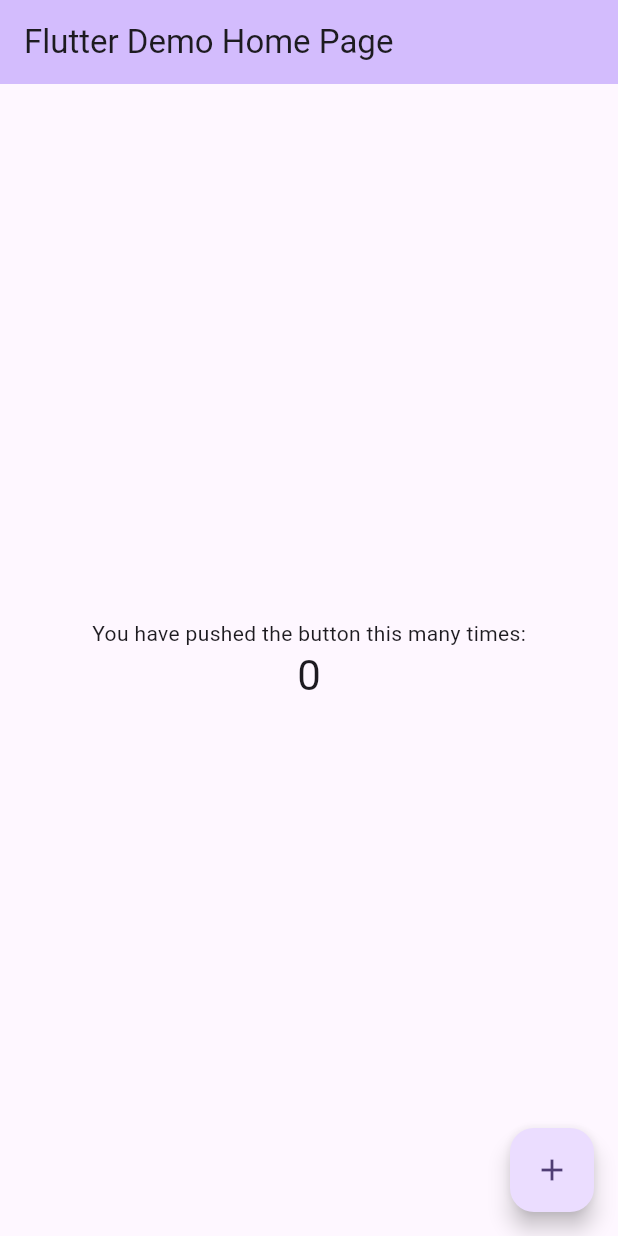
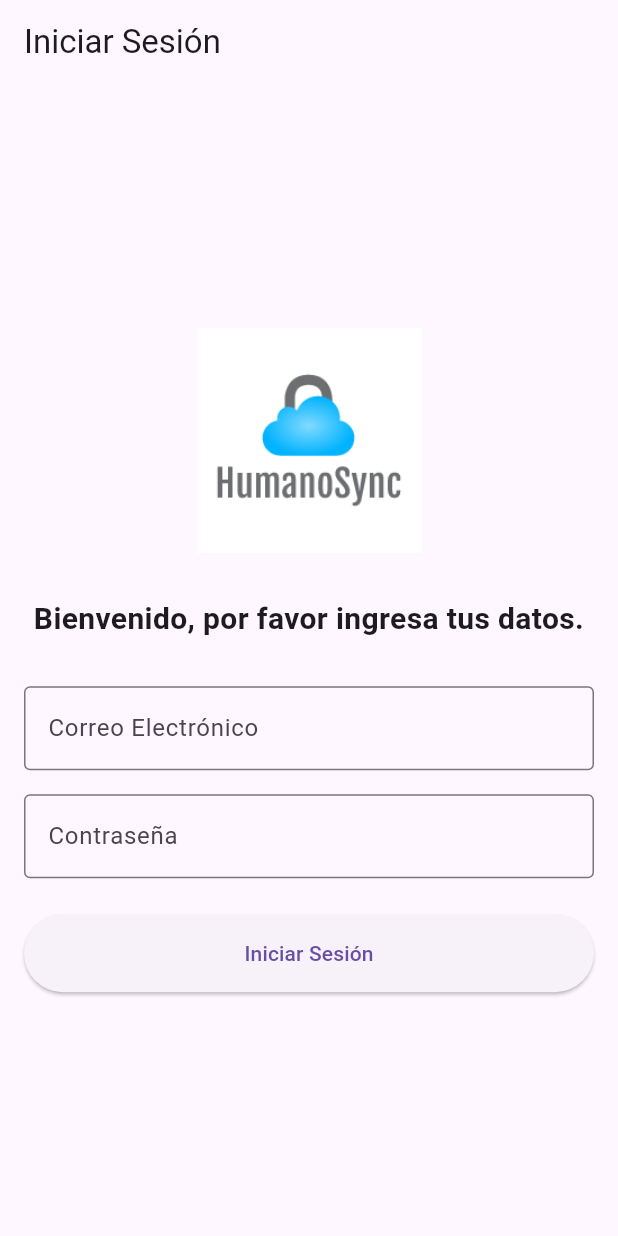
Before and after one commit to PolVega/HumanoSync, a Flutter app: the screen it shows after launch, on a phone screen of 412 x 824 dp. Run offline on Flutter 3.47's test engine with Material 3 defaults, Android fonts, the phone set to English and light mode, and no system bars.

Commit message:
Creacion de Vistas y Navegacion

```diff
--- /dev/null
+++ b/lib/login_screen.dart
@@ -0,0 +1,112 @@
+import 'package:flutter/material.dart';
+
+import 'home_screen.dart';
+
+class LoginScreen extends StatefulWidget {
+  const LoginScreen({super.key});
+
+  @override
+  _LoginScreenState createState() => _LoginScreenState();
+}
+
+class _LoginScreenState extends State<LoginScreen> {
+  final _formKey = GlobalKey<FormState>();
+  final TextEditingController _emailController = TextEditingController();
+  final TextEditingController _passwordController = TextEditingController();
+
+  @override
+  void dispose() {
+    _emailController.dispose();
+    _passwordController.dispose();
+    super.dispose();
+  }
+
+  void _login() {
+    if (_formKey.currentState?.validate() ?? false) {
+      // Si el formulario es válido, proceder con la navegación a HomeScreen
+      final email = _emailController.text;
+      final password = _passwordController.text;
+
+      // Aquí iría la lógica de autenticación, por ahora simulamos que es correcto
+      Navigator.pushReplacement(
+        context,
+        MaterialPageRoute(builder: (context) => const HomeScreen()),
+      );
+    }
+  }
+
+  @override
+  Widget build(BuildContext context) {
+    return Scaffold(
+      appBar: AppBar(
+        title: const Text('Iniciar Sesión'),
+      ),
+      body: Padding(
+        padding: const EdgeInsets.all(16.0),
+        child: Form(
+          key: _formKey,
+          child: Column(
+            mainAxisAlignment: MainAxisAlignment.center,
+            children: <Widget>[
+              // Aquí agregamos la imagen
+              Center(
+                child: Image.asset(
+                  'assets/logohs.png',
+                  width: 150,  // Puedes ajustar el tamaño de la imagen
+                  height: 150, // Puedes ajustar el tamaño de la imagen
+                ),
+              ),
+              const SizedBox(height: 30),
+              const Text(
+                'Bienvenido, por favor ingresa tus datos.',
+                style: TextStyle(fontSize: 20, fontWeight: FontWeight.bold),
+                textAlign: TextAlign.center,
+              ),
+              const SizedBox(height: 30),
+              TextFormField(
+                controller: _emailController,
+                decoration: const InputDecoration(
+                  labelText: 'Correo Electrónico',
+                  border: OutlineInputBorder(),
+                ),
+                validator: (value) {
+                  if (value == null || value.isEmpty) {
+                    return 'Por favor ingrese su correo';
+                  }
+                  if (!RegExp(r"^[a-zA-Z0-9._%+-]+@[a-zA-Z0-9.-]+\.[a-zA-Z]{2,}$").hasMatch(value)) {
+                    return 'Por favor ingrese un correo válido';
+                  }
+                  return null;
+                },
+              ),
+              const SizedBox(height: 16),
+              TextFormField(
+                controller: _passwordController,
+                obscureText: true,
+                decoration: const InputDecoration(
+                  labelText: 'Contraseña',
+                  border: OutlineInputBorder(),
+                ),
+                validator: (value) {
+                  if (value == null || value.isEmpty) {
+                    return 'Por favor ingrese su contraseña';
+                  }
+                  return null;
+                },
+              ),
+              const SizedBox(height: 24),
+              ElevatedButton(
+                onPressed: _login,
+                child: const Text('Iniciar Sesión'),
+                style: ElevatedButton.styleFrom(
+                  padding: const EdgeInsets.symmetric(vertical: 16),
+                  minimumSize: const Size(double.infinity, 50),
+                ),
+              ),
+            ],
+          ),
+        ),
+      ),
+    );
+  }
+}
--- a/lib/main.dart
+++ b/lib/main.dart
@@ -1,4 +1,7 @@
 import 'package:flutter/material.dart';
+import 'login_screen.dart'; // Asegúrate de importar la vista de Login
+import 'home_screen.dart'; // Importa la vista de Home (si es necesario)
+import 'configuracion_screen.dart'; // Importa la vista de Configuración si es necesario
 
 void main() {
   runApp(const MyApp());
@@ -7,119 +10,16 @@
 class MyApp extends StatelessWidget {
   const MyApp({super.key});
 
-  // This widget is the root of your application.
   @override
   Widget build(BuildContext context) {
     return MaterialApp(
-      title: 'Flutter Demo',
+      title: 'Flutter App',
       theme: ThemeData(
-        // This is the theme of your application.
-        //
-        // TRY THIS: Try running your application with "flutter run". You'll see
-        // the application has a purple toolbar. Then, without quitting the app,
-        // try changing the seedColor in the colorScheme below to Colors.green
-        // and then invoke "hot reload" (save your changes or press the "hot
-        // reload" button in a Flutter-supported IDE, or press "r" if you used
-        // the command line to start the app).
-        //
-        // Notice that the counter didn't reset back to zero; the application
-        // state is not lost during the reload. To reset the state, use hot
-        // restart instead.
-        //
-        // This works for code too, not just values: Most code changes can be
-        // tested with just a hot reload.
-        colorScheme: ColorScheme.fromSeed(seedColor: Colors.deepPurple),
-        useMaterial3: true,
+        primarySwatch: Colors.blue,
+        visualDensity: VisualDensity.adaptivePlatformDensity,
       ),
-      home: const MyHomePage(title: 'Flutter Demo Home Page'),
+      // Aquí es donde configuramos la pantalla inicial como LoginScreen
+      home: const LoginScreen(), // Asegúrate de que esta sea la pantalla inicial
     );
   }
 }
-
-class MyHomePage extends StatefulWidget {
-  const MyHomePage({super.key, required this.title});
-
-  // This widget is the home page of your application. It is stateful, meaning
-  // that it has a State object (defined below) that contains fields that affect
-  // how it looks.
-
-  // This class is the configuration for the state. It holds the values (in this
-  // case the title) provided by the parent (in this case the App widget) and
-  // used by the build method of the State. Fields in a Widget subclass are
-  // always marked "final".
-
-  final String title;
-
-  @override
-  State<MyHomePage> createState() => _MyHomePageState();
-}
-
-class _MyHomePageState extends State<MyHomePage> {
-  int _counter = 0;
-
-  void _incrementCounter() {
-    setState(() {
-      // This call to setState tells the Flutter framework that something has
-      // changed in this State, which causes it to rerun the build method below
-      // so that the display can reflect the updated values. If we changed
-      // _counter without calling setState(), then the build method would not be
-      // called again, and so nothing would appear to happen.
-      _counter++;
-    });
-  }
-
-  @override
-  Widget build(BuildContext context) {
-    // This method is rerun every time setState is called, for instance as done
-    // by the _incrementCounter method above.
-    //
-    // The Flutter framework has been optimized to make rerunning build methods
-    // fast, so that you can just rebuild anything that needs updating rather
-    // than having to individually change instances of widgets.
-    return Scaffold(
-      appBar: AppBar(
-        // TRY THIS: Try changing the color here to a specific color (to
-        // Colors.amber, perhaps?) and trigger a hot reload to see the AppBar
-        // change color while the other colors stay the same.
-        backgroundColor: Theme.of(context).colorScheme.inversePrimary,
-        // Here we take the value from the MyHomePage object that was created by
-        // the App.build method, and use it to set our appbar title.
-        title: Text(widget.title),
-      ),
-      body: Center(
-        // Center is a layout widget. It takes a single child and positions it
-        // in the middle of the parent.
-        child: Column(
-          // Column is also a layout widget. It takes a list of children and
-          // arranges them vertically. By default, it sizes itself to fit its
-          // children horizontally, and tries to be as tall as its parent.
-          //
-          // Column has various properties to control how it sizes itself and
-          // how it positions its children. Here we use mainAxisAlignment to
-          // center the children vertically; the main axis here is the vertical
-          // axis because Columns are vertical (the cross axis would be
-          // horizontal).
-          //
-          // TRY THIS: Invoke "debug painting" (choose the "Toggle Debug Paint"
-          // action in the IDE, or press "p" in the console), to see the
-          // wireframe for each widget.
-          mainAxisAlignment: MainAxisAlignment.center,
-          children: <Widget>[
-            const Text(
-              'You have pushed the button this many times:',
-            ),
-            Text(
-              '$_counter',
-              style: Theme.of(context).textTheme.headlineMedium,
-            ),
-          ],
-        ),
-      ),
-      floatingActionButton: FloatingActionButton(
-        onPressed: _incrementCounter,
-        tooltip: 'Increment',
-        child: const Icon(Icons.add),
-      ), // This trailing comma makes auto-formatting nicer for build methods.
-    );
-  }
-}
--- a/pubspec.yaml
+++ b/pubspec.yaml
@@ -59,7 +59,11 @@ flutter:
   uses-material-design: true
 
   # To add assets to your application, add an assets section, like this:
-  # assets:
+  assets:
+    - assets/logohs.png
+    - assets/update1.jpg
+    - assets/update2.jpg
+    - assets/update3.jpg
   #   - images/a_dot_burr.jpeg
   #   - images/a_dot_ham.jpeg
 
```
Also changed, not shown: lib/configuracion_screen.dart (added, +97 -0 lines), lib/faq_screen.dart (added, +90 -0 lines), lib/home_screen.dart (added, +189 -0 lines), lib/quienes_somos_screen.dart (added, +131 -0 lines), assets/logohs.png (added), assets/update1.jpg (added), assets/update2.jpg (added), assets/update3.jpg (added).
